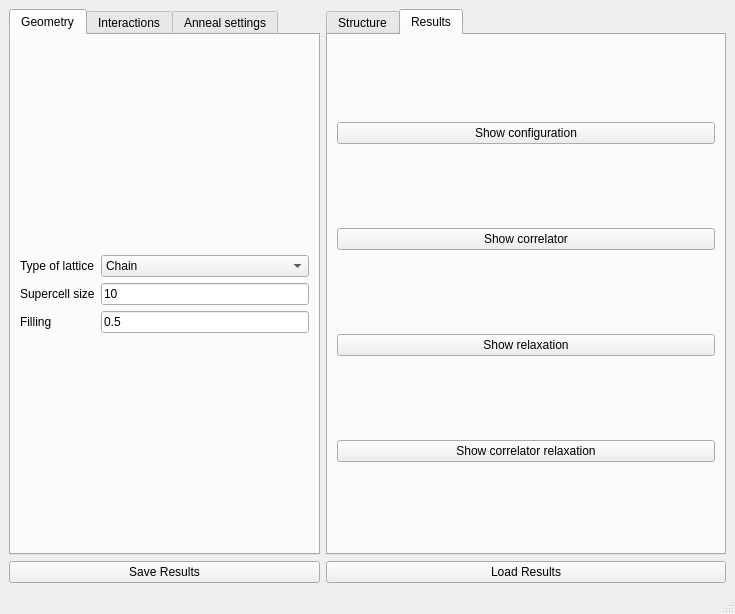
Before: the Qt Designer form interface-pyqt/latticegas/interface.ui in joselado/quantum-lattice, drawn with Qt 5.
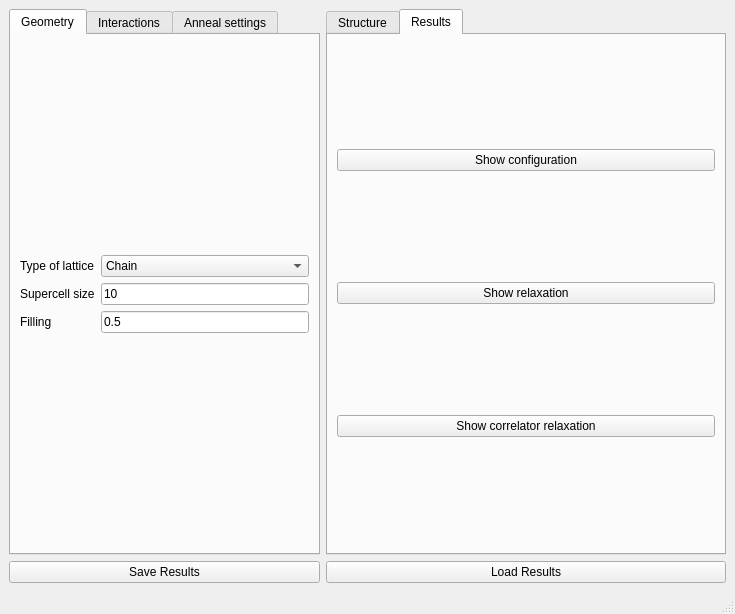
After: the same form once the commit is applied. The open tabs and pages were chosen to show the change. Custom widgets are drawn as their Qt base class.

Commit message: Polish Lattice gas: square S(q), drop zoom slider, drop Show correlator

```diff
--- a/interface-pyqt/latticegas/interface.ui
+++ b/interface-pyqt/latticegas/interface.ui
@@ -244,13 +244,6 @@
           </property>
          </widget>
         </item>
-        <item>
-         <widget class="PushButton" name="show_correlator">
-          <property name="text">
-           <string>Show correlator</string>
-          </property>
-         </widget>
-        </item>
         <item>
          <widget class="PushButton" name="show_relaxation">
           <property name="text">
```
The commit also changes 8 other files.
